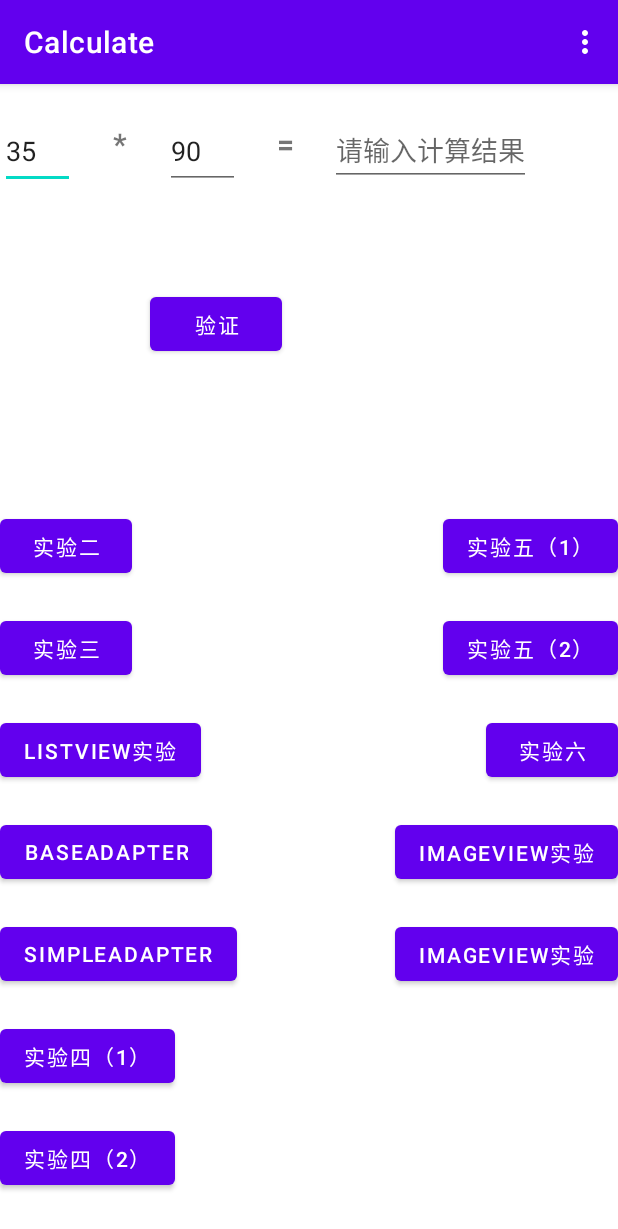
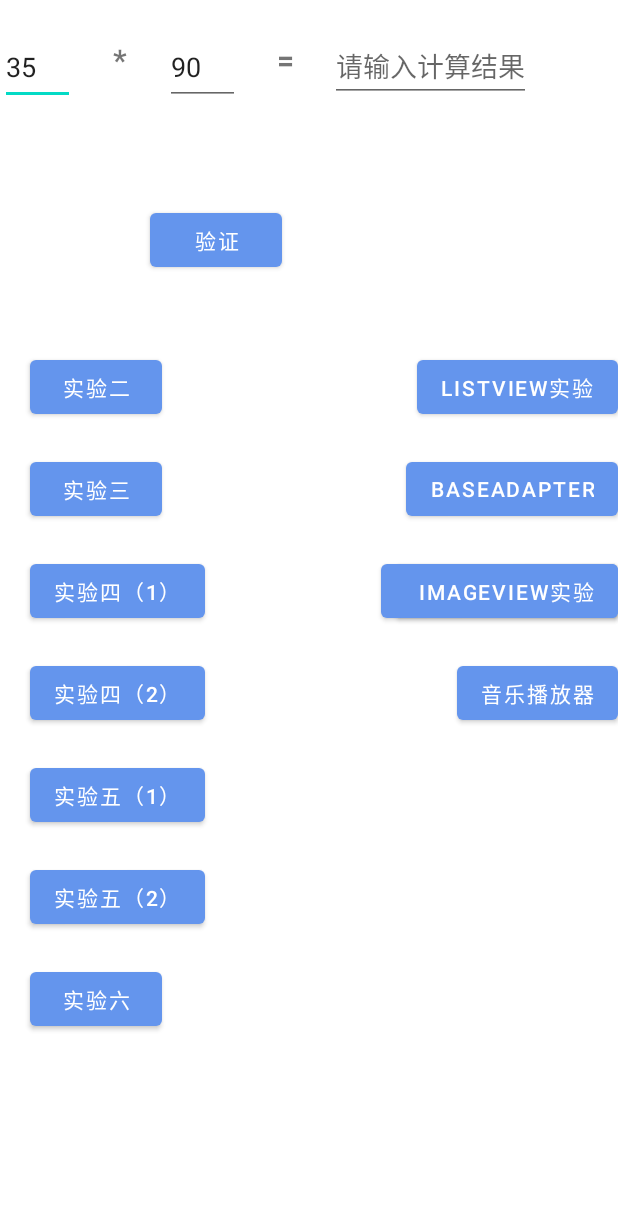
Before and after one commit to HELLOWORLD1030/AndroidClass, an Android app: the screen it shows after launch (MainActivity), on a phone screen of 412 x 824 dp. Shown: the top 1229 px of the screen. Run offline under Robolectric (Android 15) with nearby library versions, the light colour scheme and no system bars.

Commit message:
Change Layout

```diff
--- a/app/src/main/java/top/zzgpro/calculate/MainActivity.java
+++ b/app/src/main/java/top/zzgpro/calculate/MainActivity.java
@@ -39,20 +39,20 @@ public class MainActivity extends AppCompatActivity {
             }
         });
 
+        EnableButton(R.id.button_jumpMusic,MusicPlayer.class);
+        EnableButton(R.id.button_jumpImage,activity_third.class);
+        EnableButton(R.id.button_jumplab6,Login.class);
+        EnableButton(R.id.button_jumplab5,lab5.class);
+        EnableButton(R.id.button_jumplab52,lab52.class);
+        EnableButton(R.id.button_jumpRecyclerView2,lab42.class);
+        EnableButton(R.id.button_jumpRecyclerView,RicyclerView.class);
+        EnableButton(R.id.button_jumpListView,activity_listview.class);
+        EnableButton(R.id.button_jump1,three.class);
+        EnableButton(R.id.button_jumpSimpleList,simpleAdapter.class);
+        EnableButton(R.id.button_jumpBaseList,baseListView.class);
+        EnableButton(R.id.button_jump,secondActivity.class);
 
 
-        JumpToLabTwo();
-        JumpToBaseListView();
-        JumpToSimpleListView();
-        JumpToLabThree();
-        JumpToListView();
-        JumpToRecyclerView();
-        JumpToRecyclerView2();
-        JumpToLab5();
-        JumpToLab52();
-        JumpToLab6();
-        JumpToImage();
-        JumpToMusic();
 
     }
 
@@ -135,131 +135,13 @@ public class MainActivity extends AppCompatActivity {
 
 
     }
-    private void JumpToBaseListView(){
-        Button button=(Button) findViewById(R.id.button_jumpBaseList);
-        button.setOnClickListener(new View.OnClickListener() {
+
+    private void EnableButton(int id,Class purpose){
+        Button button=(Button) findViewById(id);
+        button.setOnClickListener(new View.OnClickListener(){
             @Override
             public void onClick(View view) {
-                Intent intent=new Intent(MainActivity.this,baseListView.class);
-                startActivity(intent);
-            }
-        });
-    }
-    private void JumpToSimpleListView(){
-        Button button=(Button) findViewById(R.id.button_jumpSimpleList);
-        button.setOnClickListener(new View.OnClickListener() {
-            @Override
-            public void onClick(View view) {
-                Intent intent=new Intent(MainActivity.this,simpleAdapter.class);
-                startActivity(intent);
-            }
-        });
-    }
-    private void JumpToLabTwo(){
-        Button jumpBun=(Button)findViewById(R.id.button_jump);
-        jumpBun.setOnClickListener(new View.OnClickListener() {
-            @Override
-            public void onClick(View view) {
-                Intent intent=new Intent(MainActivity.this,secondActivity.class);
-                startActivity(intent);
-            }
-        });
-    }
-    private void JumpToLabThree(){
-        Button jumpBun1=(Button)findViewById(R.id.button_jump1);
-
-        jumpBun1.setOnClickListener(new View.OnClickListener() {
-            @Override
-            public void onClick(View view) {
-                Intent intent=new Intent(MainActivity.this,three.class);
-                startActivity(intent);
-            }
-        });
-    }
-    private void JumpToListView(){
-        Button jumpBunListView=(Button)findViewById(R.id.button_jumpListView);
-
-        jumpBunListView.setOnClickListener(new View.OnClickListener() {
-            @Override
-            public void onClick(View view) {
-                Intent intent=new Intent(MainActivity.this,activity_listview.class);
-                startActivity(intent);
-            }
-        });
-    }
-    private void JumpToRecyclerView(){
-        Button jumpBunListView=(Button)findViewById(R.id.button_jumpRecyclerView);
-
-        jumpBunListView.setOnClickListener(new View.OnClickListener() {
-            @Override
-            public void onClick(View view) {
-                Intent intent=new Intent(MainActivity.this, RicyclerView.class);
-                startActivity(intent);
-            }
-        });
-    }
-    private void JumpToRecyclerView2(){
-        Button jumpBunListView=(Button)findViewById(R.id.button_jumpRecyclerView2);
-
-        jumpBunListView.setOnClickListener(new View.OnClickListener() {
-            @Override
-            public void onClick(View view) {
-                Intent intent=new Intent(MainActivity.this, lab42.class);
-                startActivity(intent);
-            }
-        });
-    }
-    private void JumpToLab5(){
-        Button jumpBunListView=(Button)findViewById(R.id.button_jumplab5);
-
-        jumpBunListView.setOnClickListener(new View.OnClickListener() {
-            @Override
-            public void onClick(View view) {
-                Intent intent=new Intent(MainActivity.this, lab5.class);
-                startActivity(intent);
-            }
-        });
-    }
-    private void JumpToLab52() {
-        Button jumpBunListView=(Button)findViewById(R.id.button_jumplab52);
-
-        jumpBunListView.setOnClickListener(new View.OnClickListener() {
-            @Override
-            public void onClick(View view) {
-                Intent intent=new Intent(MainActivity.this, lab52.class);
-                startActivity(intent);
-            }
-        });
-    }
-    private void JumpToLab6() {
-        Button jumpBunListView=(Button)findViewById(R.id.button_jumplab6);
-
-        jumpBunListView.setOnClickListener(new View.OnClickListener() {
-            @Override
-            public void onClick(View view) {
-                Intent intent=new Intent(MainActivity.this, Login.class);
-                startActivity(intent);
-            }
-        });
-    }
-    private void JumpToImage() {
-        Button jumpBunListView=(Button)findViewById(R.id.button_jumpImage);
-
-        jumpBunListView.setOnClickListener(new View.OnClickListener() {
-            @Override
-            public void onClick(View view) {
-                Intent intent=new Intent(MainActivity.this, activity_third.class);
-                startActivity(intent);
-            }
-        });
-    }
-    private void JumpToMusic() {
-        Button jumpBunListView=(Button)findViewById(R.id.button_jumpMusic);
-
-        jumpBunListView.setOnClickListener(new View.OnClickListener() {
-            @Override
-            public void onClick(View view) {
-                Intent intent=new Intent(MainActivity.this, MusicPlayer.class);
+                Intent intent=new Intent(MainActivity.this,purpose);
                 startActivity(intent);
             }
         });
--- a/app/src/main/res/layout/activity_main.xml
+++ b/app/src/main/res/layout/activity_main.xml
@@ -24,7 +24,8 @@
         android:layout_height="50dp"
         android:layout_weight="1"
         android:layout_marginTop="20dp"
-        app:layout_constraintTop_toTopOf="parent" />
+        app:layout_constraintTop_toTopOf="parent"
+        app:layout_constraintLeft_toLeftOf="parent"/>
     <TextView
         android:id="@+id/operationTag"
         android:layout_width="40dp"
@@ -89,10 +90,10 @@
         android:id="@+id/button_jump"
         android:layout_width="0dp"
         android:layout_height="wrap_content"
-        android:layout_marginLeft="0dp"
-        android:layout_marginTop="100dp"
+        android:layout_marginLeft="20dp"
+        android:layout_marginTop="50dp"
         android:text="实验二"
-        app:layout_constraintLeft_toLeftOf="@id/AutoFillNumOne"
+        app:layout_constraintLeft_toLeftOf="parent"
         app:layout_constraintTop_toBottomOf="@id/button_send" />
 
     <Button
@@ -100,64 +101,41 @@
         android:layout_width="0dp"
         android:layout_height="wrap_content"
         android:layout_marginTop="20dp"
+        android:layout_marginLeft="20dp"
         android:text="实验三"
-        app:layout_constraintLeft_toLeftOf="@id/AutoFillNumOne"
+        app:layout_constraintLeft_toLeftOf="parent"
         app:layout_constraintTop_toBottomOf="@+id/button_jump" />
 
-    <Button
-        android:id="@+id/button_jumpListView"
-        android:layout_width="0dp"
-        android:layout_height="wrap_content"
-        android:layout_marginTop="20dp"
-        android:text="ListView实验"
-        app:layout_constraintTop_toBottomOf="@id/button_jump1"
-        app:layout_constraintLeft_toLeftOf="@id/AutoFillNumOne"
-        tools:layout_editor_absoluteX="0dp" />
-    <Button
-        android:id="@+id/button_jumpBaseList"
-        android:layout_width="0dp"
-        android:layout_height="wrap_content"
-        android:layout_marginTop="20dp"
-        android:text="BaseAdapter"
-        app:layout_constraintTop_toBottomOf="@id/button_jumpListView"
-        app:layout_constraintLeft_toLeftOf="@id/AutoFillNumOne"
-        tools:layout_editor_absoluteX="0dp" />
-    <Button
-        android:id="@+id/button_jumpSimpleList"
-        android:layout_width="0dp"
-        android:layout_height="wrap_content"
-        android:layout_marginTop="20dp"
-        android:text="SimpleAdapter"
-        app:layout_constraintTop_toBottomOf="@id/button_jumpBaseList"
-        app:layout_constraintLeft_toLeftOf="@id/AutoFillNumOne"
-        tools:layout_editor_absoluteX="0dp" />
+
     <Button
         android:id="@+id/button_jumpRecyclerView"
         android:layout_width="0dp"
         android:layout_height="wrap_content"
         android:layout_marginTop="20dp"
+        android:layout_marginLeft="20dp"
         android:text="实验四（1）"
-        app:layout_constraintTop_toBottomOf="@id/button_jumpSimpleList"
-        app:layout_constraintLeft_toLeftOf="@id/AutoFillNumOne"
+        app:layout_constraintTop_toBottomOf="@id/button_jump1"
+        app:layout_constraintLeft_toLeftOf="parent"
         tools:layout_editor_absoluteX="0dp" />
     <Button
         android:id="@+id/button_jumpRecyclerView2"
         android:layout_width="0dp"
         android:layout_height="wrap_content"
         android:layout_marginTop="20dp"
+        android:layout_marginLeft="20dp"
         android:text="实验四（2）"
         app:layout_constraintTop_toBottomOf="@id/button_jumpRecyclerView"
-        app:layout_constraintLeft_toLeftOf="@id/AutoFillNumOne"
+        app:layout_constraintLeft_toLeftOf="parent"
         tools:layout_editor_absoluteX="0dp" />
     <Button
         android:id="@+id/button_jumplab5"
         android:layout_width="0dp"
         android:layout_height="wrap_content"
-        android:layout_marginTop="100dp"
+        android:layout_marginTop="20dp"
         android:layout_marginLeft="20dp"
         android:text="实验五（1）"
-        app:layout_constraintTop_toBottomOf="@id/button_send"
-        app:layout_constraintRight_toRightOf="parent"
+        app:layout_constraintTop_toBottomOf="@id/button_jumpRecyclerView2"
+        app:layout_constraintLeft_toLeftOf="parent"
         tools:layout_editor_absoluteX="0dp" />
     <Button
         android:id="@+id/button_jumplab52"
@@ -167,7 +145,7 @@
         android:layout_marginLeft="20dp"
         android:text="实验五（2）"
         app:layout_constraintTop_toBottomOf="@id/button_jumplab5"
-        app:layout_constraintRight_toRightOf="parent"
+        app:layout_constraintLeft_toLeftOf="parent"
         tools:layout_editor_absoluteX="0dp" />
     <Button
         android:id="@+id/button_jumplab6"
@@ -177,6 +155,33 @@
         android:layout_marginLeft="20dp"
         android:text="实验六"
         app:layout_constraintTop_toBottomOf="@id/button_jumplab52"
+        app:layout_constraintLeft_toLeftOf="parent"
+        tools:layout_editor_absoluteX="0dp" />
+    <Button
+        android:id="@+id/button_jumpListView"
+        android:layout_width="0dp"
+        android:layout_height="wrap_content"
+        android:layout_marginTop="50dp"
+        android:text="ListView实验"
+        app:layout_constraintTop_toBottomOf="@id/button_send"
+        app:layout_constraintRight_toRightOf="parent"
+        tools:layout_editor_absoluteX="0dp" />
+    <Button
+        android:id="@+id/button_jumpBaseList"
+        android:layout_width="0dp"
+        android:layout_height="wrap_content"
+        android:layout_marginTop="20dp"
+        android:text="BaseAdapter"
+        app:layout_constraintTop_toBottomOf="@id/button_jumpListView"
+        app:layout_constraintRight_toRightOf="parent"
+        tools:layout_editor_absoluteX="0dp" />
+    <Button
+        android:id="@+id/button_jumpSimpleList"
+        android:layout_width="0dp"
+        android:layout_height="wrap_content"
+        android:layout_marginTop="20dp"
+        android:text="SimpleAdapter"
+        app:layout_constraintTop_toBottomOf="@id/button_jumpBaseList"
         app:layout_constraintRight_toRightOf="parent"
         tools:layout_editor_absoluteX="0dp" />
     <Button
@@ -186,7 +191,7 @@
         android:layout_marginTop="20dp"
         android:layout_marginLeft="20dp"
         android:text="ImageView实验"
-        app:layout_constraintTop_toBottomOf="@id/button_jumplab6"
+        app:layout_constraintTop_toBottomOf="@id/button_jumpBaseList"
         app:layout_constraintRight_toRightOf="parent"
         tools:layout_editor_absoluteX="0dp" />
     <Button
@@ -195,7 +200,7 @@
         android:layout_height="wrap_content"
         android:layout_marginTop="20dp"
         android:layout_marginLeft="20dp"
-        android:text="ImageView实验"
+        android:text="音乐播放器"
         app:layout_constraintTop_toBottomOf="@id/button_jumpImage"
         app:layout_constraintRight_toRightOf="parent"
         tools:layout_editor_absoluteX="0dp" />
--- a/app/src/main/res/values/colors.xml
+++ b/app/src/main/res/values/colors.xml
@@ -7,4 +7,6 @@
     <color name="teal_700">#FF018786</color>
     <color name="black">#FF000000</color>
     <color name="white">#FFFFFFFF</color>
+    <color name="blue_200">#6495ED</color>
+    <color name="blue_500">#1E90FF</color>
 </resources>
--- a/app/src/main/res/values/themes.xml
+++ b/app/src/main/res/values/themes.xml
@@ -2,8 +2,8 @@
     <!-- Base application theme. -->
     <style name="Theme.Calculate" parent="Theme.MaterialComponents.DayNight.DarkActionBar">
         <!-- Primary brand color. -->
-        <item name="colorPrimary">@color/purple_500</item>
-        <item name="colorPrimaryVariant">@color/purple_700</item>
+        <item name="colorPrimary">@color/blue_200</item>
+        <item name="colorPrimaryVariant">@color/blue_500</item>
         <item name="colorOnPrimary">@color/white</item>
         <!-- Secondary brand color. -->
         <item name="colorSecondary">@color/teal_200</item>
```
Also changed, not shown: app/src/main/AndroidManifest.xml (+22 -10 lines).
